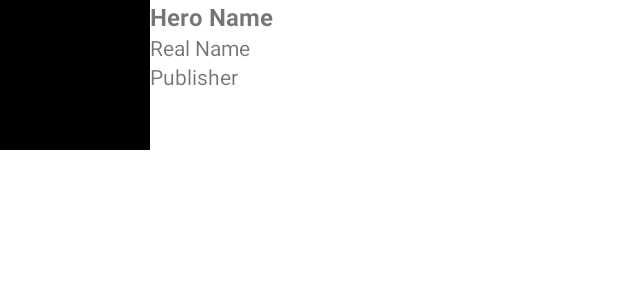
After one commit to skeiros/Challenger, an Android app: the layout adapter_git.xml on its own in the app's theme, with its tools: preview values and no code run, on a phone screen of 412 x 824 dp. The commit adds this screen. Shown: the top 300 px of the screen. Run offline under Robolectric (Android 15) with nearby library versions, the phone set to English and light mode, and no system bars.

Commit message:
RecyclerView

```diff
--- a/app/src/main/AndroidManifest.xml
+++ b/app/src/main/AndroidManifest.xml
@@ -1,6 +1,8 @@
 <?xml version="1.0" encoding="utf-8"?>
 <manifest xmlns:android="http://schemas.android.com/apk/res/android"
     package="com.example.challenger">
+
+    <uses-permission android:name="android.permission.INTERNET" />
 
     <application
         android:allowBackup="true"
@@ -9,6 +11,7 @@
         android:roundIcon="@mipmap/ic_launcher_round"
         android:supportsRtl="true"
         android:theme="@style/Theme.Challenger">
+
         <activity
             android:name=".ui.MainActivity"
             android:exported="true">
@@ -19,6 +22,5 @@
             </intent-filter>
         </activity>
     </application>
-    <uses-permission android:name="android.permission.INTERNET" />
 
 </manifest>
--- a/app/src/main/java/com/example/challenger/ui/GitDetailFragment.kt
+++ b/app/src/main/java/com/example/challenger/ui/GitDetailFragment.kt
@@ -39,7 +39,6 @@ class GitDetailFragment : Fragment() {
             throw RuntimeException( context.toString()+" must implement SelectGitRepo")
     }
 
-
     override fun onCreate(savedInstanceState: Bundle?) {
         super.onCreate(savedInstanceState)
 
--- a/app/src/main/java/com/example/challenger/data/Owner.kt
+++ b/app/src/main/java/com/example/challenger/viewmodel/model/Owner.kt
@@ -1,4 +1,4 @@
-package com.example.challenger.data
+package com.example.challenger.viewmodel.model
 
 data class Owner(
     val avatar_url: String,
--- /dev/null
+++ b/app/src/main/res/layout/adapter_git.xml
@@ -0,0 +1,42 @@
+<?xml version="1.0" encoding="utf-8"?>
+<androidx.constraintlayout.widget.ConstraintLayout xmlns:android="http://schemas.android.com/apk/res/android"
+    android:layout_width="match_parent"
+    android:layout_height="wrap_content"
+    xmlns:app="http://schemas.android.com/apk/res-auto"
+    xmlns:tools="http://schemas.android.com/tools">
+
+    <ImageView
+        android:id="@+id/imageView"
+        android:layout_width="100dp"
+        android:layout_height="100dp"
+        android:padding="2dp"
+        app:layout_constraintBaseline_toTopOf="parent"
+        app:layout_constraintStart_toStartOf="parent"
+        tools:background="@color/black" />
+
+    <TextView
+        android:id="@+id/name"
+        android:layout_width="wrap_content"
+        android:layout_height="wrap_content"
+        android:textSize="16sp"
+        android:textStyle="bold"
+        app:layout_constraintStart_toEndOf="@id/imageView"
+        app:layout_constraintTop_toTopOf="parent"
+        tools:text="Hero Name" />
+    <TextView
+        android:id="@+id/login"
+        android:layout_width="wrap_content"
+        android:layout_height="wrap_content"
+        tools:text="Real Name"
+        app:layout_constraintTop_toBottomOf="@id/name"
+        app:layout_constraintStart_toEndOf="@id/imageView"
+        />
+    <TextView
+        android:id="@+id/score"
+        android:layout_width="wrap_content"
+        android:layout_height="wrap_content"
+        tools:text="Publisher"
+        app:layout_constraintTop_toBottomOf="@id/login"
+        app:layout_constraintStart_toEndOf="@id/imageView"
+        />
+</androidx.constraintlayout.widget.ConstraintLayout>
```
Also changed, not shown: app/build.gradle (+7 -0 lines), app/src/main/java/com/example/challenger/data/GitData.kt (deleted, +0 -7 lines), app/src/main/java/com/example/challenger/data/GitDataSet.kt (added, +15 -0 lines), app/src/main/java/com/example/challenger/interfaces/GitAppInterface.kt (+20 -1 lines), app/src/main/java/com/example/challenger/ui/GitAdapter.kt (added, +31 -0 lines), app/src/main/java/com/example/challenger/ui/GitViewHolder.kt (added, +32 -0 lines), app/src/main/java/com/example/challenger/ui/ListGitFragment.kt (+17 -12 lines), app/src/main/java/com/example/challenger/ui/MainActivity.kt (+42 -27 lines), app/src/main/java/com/example/challenger/viewmodel/MainViewModel.kt (+16 -65 lines), app/src/main/java/com/example/challenger/viewmodel/MyViewModelFactory.kt (added, +24 -0 lines), app/src/main/java/com/example/challenger/viewmodel/model/GitData.kt (added, +15 -0 lines), app/src/main/java/com/example/challenger/viewmodel/model/Item.kt (renamed from app/src/main/java/com/example/challenger/data/Item.kt, +9 -1 lines), app/src/main/res/layout/fragment_list_git.xml (+9 -3 lines).
